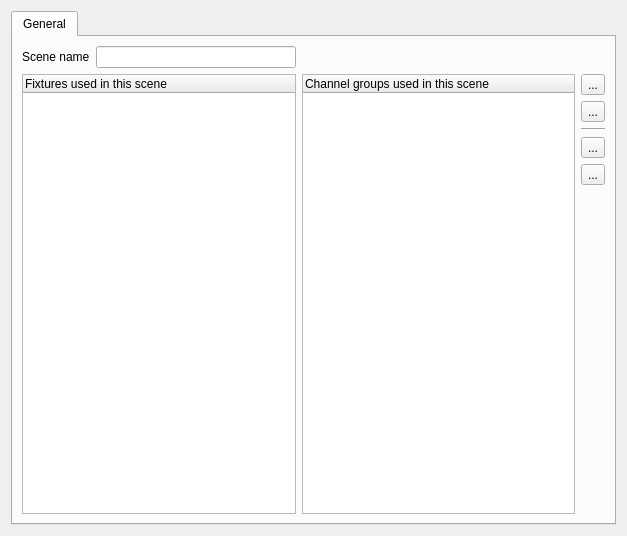
This is ui/src/sceneeditor.ui in mcallegari/qlcplus as Qt 5 draws it before an edit. The edited form follows.
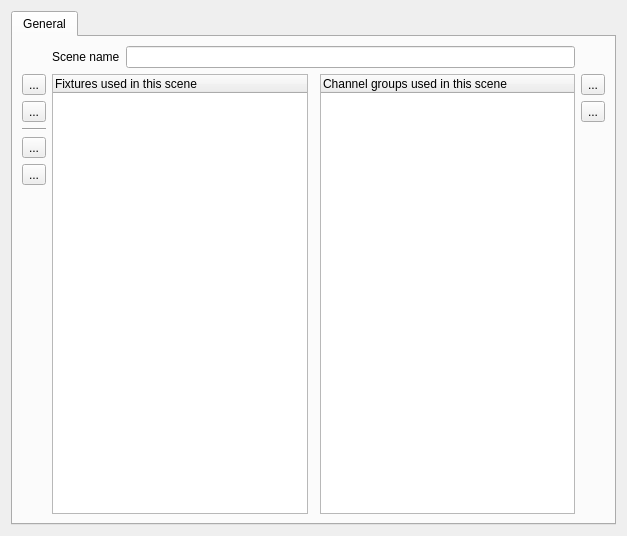
This is the edited form. Icons and pictures are not drawn.

Commit message: Channel Groups can be associated to a Scene and saved into the project

The edit to the form file:
```diff
--- a/ui/src/sceneeditor.ui
+++ b/ui/src/sceneeditor.ui
@@ -30,31 +30,7 @@
        <string>General</string>
       </attribute>
       <layout class="QGridLayout" name="gridLayout">
-       <item row="1" column="1">
-        <layout class="QHBoxLayout" name="horizontalLayout_3">
-         <item>
-          <widget class="QLabel" name="m_nameLabel">
-           <property name="text">
-            <string>Scene name</string>
-           </property>
-          </widget>
-         </item>
-         <item>
-          <widget class="QLineEdit" name="m_nameEdit">
-           <property name="sizePolicy">
-            <sizepolicy hsizetype="Expanding" vsizetype="Fixed">
-             <horstretch>1</horstretch>
-             <verstretch>0</verstretch>
-            </sizepolicy>
-           </property>
-           <property name="toolTip">
-            <string>Name of this scene</string>
-           </property>
-          </widget>
-         </item>
-        </layout>
-       </item>
-       <item row="9" column="4">
+       <item row="9" column="0">
         <widget class="QToolButton" name="m_removeFixtureButton">
          <property name="toolTip">
           <string>Remove the selected fixture(s) from this scene</string>
@@ -74,90 +50,7 @@
          </property>
         </widget>
        </item>
-       <item row="8" column="1" rowspan="6">
-        <widget class="QTreeWidget" name="m_tree">
-         <property name="sizePolicy">
-          <sizepolicy hsizetype="Expanding" vsizetype="Expanding">
-           <horstretch>1</horstretch>
-           <verstretch>1</verstretch>
-          </sizepolicy>
-         </property>
-         <property name="alternatingRowColors">
-          <bool>true</bool>
-         </property>
-         <property name="selectionMode">
-          <enum>QAbstractItemView::ExtendedSelection</enum>
-         </property>
-         <property name="rootIsDecorated">
-          <bool>false</bool>
-         </property>
-         <property name="itemsExpandable">
-          <bool>false</bool>
-         </property>
-         <property name="sortingEnabled">
-          <bool>false</bool>
-         </property>
-         <property name="allColumnsShowFocus">
-          <bool>true</bool>
-         </property>
-         <column>
-          <property name="text">
-           <string>Fixtures used in this scene</string>
-          </property>
-         </column>
-        </widget>
-       </item>
-       <item row="8" column="3" rowspan="6">
-        <widget class="QTreeWidget" name="m_channel_groups">
-         <property name="sizePolicy">
-          <sizepolicy hsizetype="Expanding" vsizetype="Expanding">
-           <horstretch>1</horstretch>
-           <verstretch>1</verstretch>
-          </sizepolicy>
-         </property>
-         <property name="alternatingRowColors">
-          <bool>true</bool>
-         </property>
-         <property name="selectionMode">
-          <enum>QAbstractItemView::ExtendedSelection</enum>
-         </property>
-         <property name="rootIsDecorated">
-          <bool>false</bool>
-         </property>
-         <property name="itemsExpandable">
-          <bool>false</bool>
-         </property>
-         <property name="allColumnsShowFocus">
-          <bool>true</bool>
-         </property>
-         <column>
-          <property name="text">
-           <string>Channel groups used in this scene</string>
-          </property>
-         </column>
-        </widget>
-       </item>
-       <item row="13" column="4">
-        <spacer name="verticalSpacer">
-         <property name="orientation">
-          <enum>Qt::Vertical</enum>
-         </property>
-         <property name="sizeHint" stdset="0">
-          <size>
-           <width>20</width>
-           <height>40</height>
-          </size>
-         </property>
-        </spacer>
-       </item>
-       <item row="10" column="4">
-        <widget class="Line" name="line">
-         <property name="orientation">
-          <enum>Qt::Horizontal</enum>
-         </property>
-        </widget>
-       </item>
-       <item row="11" column="4">
+       <item row="11" column="0">
         <widget class="QToolButton" name="m_enableChannelsButton">
          <property name="toolTip">
           <string>Enable all fixtures' channels</string>
@@ -178,6 +71,72 @@
         </widget>
        </item>
        <item row="8" column="4">
+        <widget class="QToolButton" name="m_selectAllGroups">
+         <property name="toolTip">
+          <string>Enable all channel groups</string>
+         </property>
+         <property name="text">
+          <string>...</string>
+         </property>
+         <property name="icon">
+          <iconset resource="qlcui.qrc">
+           <normaloff>:/check.png</normaloff>:/check.png</iconset>
+         </property>
+         <property name="iconSize">
+          <size>
+           <width>32</width>
+           <height>32</height>
+          </size>
+         </property>
+        </widget>
+       </item>
+       <item row="10" column="4" rowspan="5">
+        <spacer name="verticalSpacer">
+         <property name="orientation">
+          <enum>Qt::Vertical</enum>
+         </property>
+         <property name="sizeHint" stdset="0">
+          <size>
+           <width>20</width>
+           <height>40</height>
+          </size>
+         </property>
+        </spacer>
+       </item>
+       <item row="13" column="0" rowspan="2">
+        <spacer name="verticalSpacer_2">
+         <property name="orientation">
+          <enum>Qt::Vertical</enum>
+         </property>
+         <property name="sizeHint" stdset="0">
+          <size>
+           <width>20</width>
+           <height>40</height>
+          </size>
+         </property>
+        </spacer>
+       </item>
+       <item row="9" column="4">
+        <widget class="QToolButton" name="m_deselectAllGroups">
+         <property name="toolTip">
+          <string>Disable all channel groups</string>
+         </property>
+         <property name="text">
+          <string>...</string>
+         </property>
+         <property name="icon">
+          <iconset resource="qlcui.qrc">
+           <normaloff>:/uncheck.png</normaloff>:/uncheck.png</iconset>
+         </property>
+         <property name="iconSize">
+          <size>
+           <width>32</width>
+           <height>32</height>
+          </size>
+         </property>
+        </widget>
+       </item>
+       <item row="8" column="0">
         <widget class="QToolButton" name="m_addFixtureButton">
          <property name="toolTip">
           <string>Add a new fixture to this scene</string>
@@ -197,7 +156,47 @@
          </property>
         </widget>
        </item>
-       <item row="12" column="4">
+       <item row="10" column="0">
+        <widget class="Line" name="line">
+         <property name="orientation">
+          <enum>Qt::Horizontal</enum>
+         </property>
+        </widget>
+       </item>
+       <item row="8" column="1" rowspan="7">
+        <widget class="QTreeWidget" name="m_tree">
+         <property name="sizePolicy">
+          <sizepolicy hsizetype="Expanding" vsizetype="Expanding">
+           <horstretch>1</horstretch>
+           <verstretch>1</verstretch>
+          </sizepolicy>
+         </property>
+         <property name="alternatingRowColors">
+          <bool>true</bool>
+         </property>
+         <property name="selectionMode">
+          <enum>QAbstractItemView::ExtendedSelection</enum>
+         </property>
+         <property name="rootIsDecorated">
+          <bool>false</bool>
+         </property>
+         <property name="itemsExpandable">
+          <bool>false</bool>
+         </property>
+         <property name="sortingEnabled">
+          <bool>false</bool>
+         </property>
+         <property name="allColumnsShowFocus">
+          <bool>true</bool>
+         </property>
+         <column>
+          <property name="text">
+           <string>Fixtures used in this scene</string>
+          </property>
+         </column>
+        </widget>
+       </item>
+       <item row="12" column="0">
         <widget class="QToolButton" name="m_disableChannelsButton">
          <property name="toolTip">
           <string>Disable all fixtures' channels</string>
@@ -217,6 +216,60 @@
          </property>
         </widget>
        </item>
+       <item row="8" column="3" rowspan="7">
+        <widget class="QTreeWidget" name="m_channelGroupsTree">
+         <property name="sizePolicy">
+          <sizepolicy hsizetype="Expanding" vsizetype="Expanding">
+           <horstretch>1</horstretch>
+           <verstretch>1</verstretch>
+          </sizepolicy>
+         </property>
+         <property name="alternatingRowColors">
+          <bool>true</bool>
+         </property>
+         <property name="selectionMode">
+          <enum>QAbstractItemView::ExtendedSelection</enum>
+         </property>
+         <property name="rootIsDecorated">
+          <bool>false</bool>
+         </property>
+         <property name="itemsExpandable">
+          <bool>false</bool>
+         </property>
+         <property name="allColumnsShowFocus">
+          <bool>true</bool>
+         </property>
+         <column>
+          <property name="text">
+           <string>Channel groups used in this scene</string>
+          </property>
+         </column>
+        </widget>
+       </item>
+       <item row="1" column="1" colspan="3">
+        <layout class="QHBoxLayout" name="horizontalLayout_3">
+         <item>
+          <widget class="QLabel" name="m_nameLabel">
+           <property name="text">
+            <string>Scene name</string>
+           </property>
+          </widget>
+         </item>
+         <item>
+          <widget class="QLineEdit" name="m_nameEdit">
+           <property name="sizePolicy">
+            <sizepolicy hsizetype="Expanding" vsizetype="Fixed">
+             <horstretch>1</horstretch>
+             <verstretch>0</verstretch>
+            </sizepolicy>
+           </property>
+           <property name="toolTip">
+            <string>Name of this scene</string>
+           </property>
+          </widget>
+         </item>
+        </layout>
+       </item>
       </layout>
      </widget>
     </widget>
```
Left out of the diff: 40 changed lines with no effect on the pictures. The commit also changes 6 other files.
